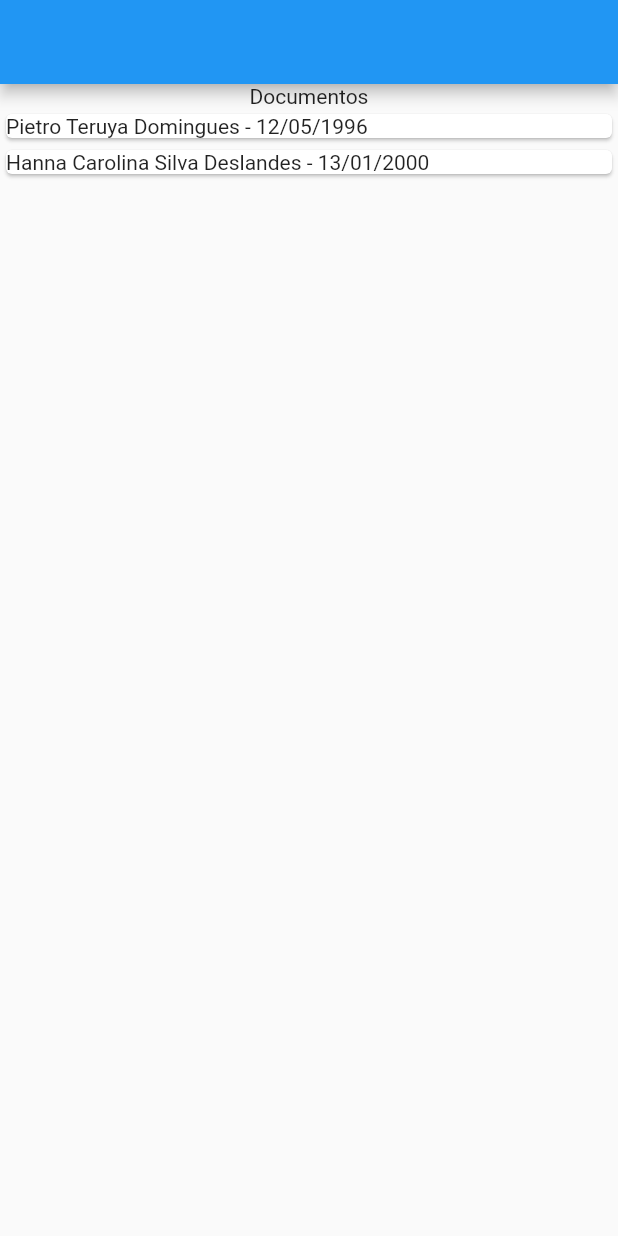
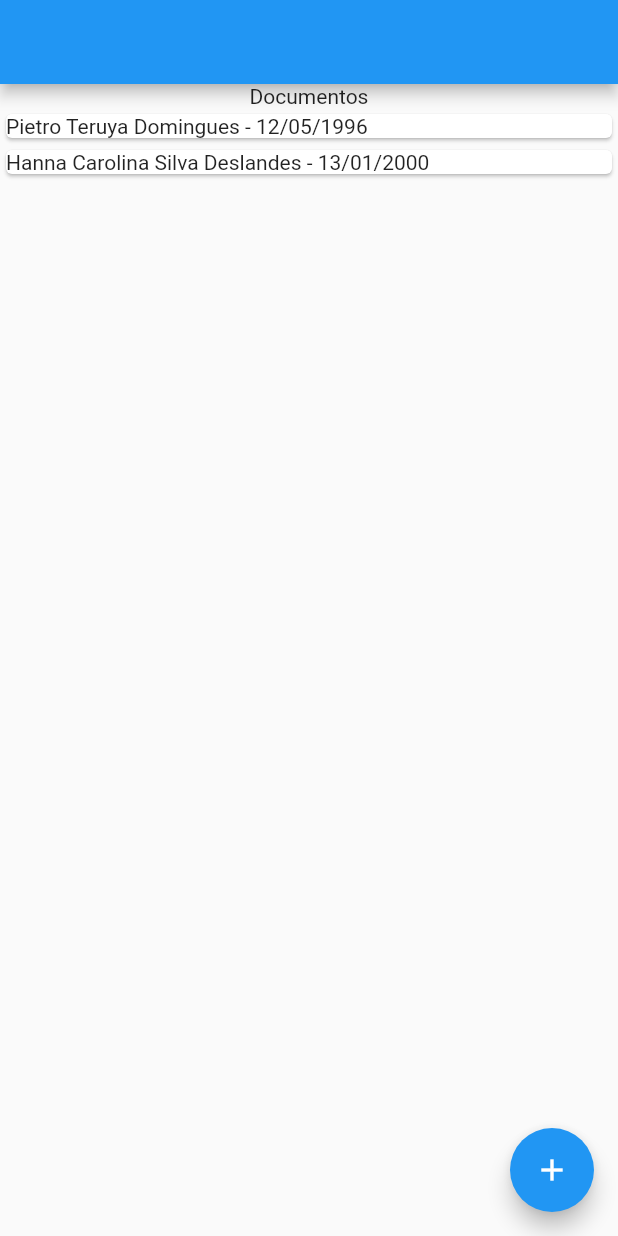
Before and after one commit to pietroid/astrodocs, a Flutter app: the screen it shows after launch, on a phone screen of 412 x 824 dp. Run offline on Flutter 3.47's test engine with Material 2 defaults, Android fonts, the light colour scheme and no system bars; our stand-ins replace bloc, diacritic, flutter_bloc.

Commit message:
creating a new document

```diff
--- a/lib/blocs/documents_event.dart
+++ b/lib/blocs/documents_event.dart
@@ -4,3 +4,13 @@ part of 'documents_bloc.dart';
 abstract class DocumentsEvent {}
 
 class FetchDocuments extends DocumentsEvent {}
+
+class CreateDocument extends DocumentsEvent {
+  final String personName;
+  final String birthday;
+
+  CreateDocument({
+    required this.personName,
+    required this.birthday,
+  });
+}
--- a/lib/blocs/documents_state.dart
+++ b/lib/blocs/documents_state.dart
@@ -15,8 +15,12 @@ class DocumentsInitial extends DocumentsState {
   DocumentsInitial() : super(documents: [], positions: []);
 }
 
+class DocumentsInitialLoading extends DocumentsState {
+  DocumentsInitialLoading() : super(documents: [], positions: []);
+}
+
 class DocumentsLoading extends DocumentsState {
-  DocumentsLoading() : super(documents: [], positions: []);
+  const DocumentsLoading({required super.documents, required super.positions});
 }
 
 class DocumentsSuccess extends DocumentsState {
--- a/lib/screens/documents/document_success_screen.dart
+++ b/lib/screens/documents/document_success_screen.dart
@@ -17,8 +17,11 @@ class _DocumentsSuccessScreenState extends State<DocumentsSuccessScreen> {
   Widget build(BuildContext context) {
     final documentsBloc = context.read<DocumentsBloc>();
     final documents = documentsBloc.state.documents;
+    final isLoading = context.select((DocumentsBloc documentsBloc) =>
+        documentsBloc.state is DocumentsLoading);
 
-    return Column(
+    return Stack(children: [
+      Column(
         children: [
           const Text('Documentos'),
           Expanded(
@@ -46,6 +49,8 @@ class _DocumentsSuccessScreenState extends State<DocumentsSuccessScreen> {
             ),
           ),
         ],
-    );
+      ),
+      if (isLoading) const Center(child: CircularProgressIndicator()),
+    ]);
   }
 }
--- a/lib/screens/documents/documents_screen.dart
+++ b/lib/screens/documents/documents_screen.dart
@@ -1,5 +1,6 @@
 import 'package:astrodocs/blocs/documents_bloc.dart';
 import 'package:astrodocs/data/repositories/document_repository.dart';
+import 'package:astrodocs/screens/create_document/create_document_screen.dart';
 import 'package:astrodocs/screens/documents/document_success_screen.dart';
 import 'package:flutter/material.dart';
 import 'package:flutter_bloc/flutter_bloc.dart';
@@ -41,16 +42,23 @@ class _DocumentsWidgetScreenState extends State<DocumentsWidgetScreen> {
       appBar: AppBar(),
       body: BlocBuilder<DocumentsBloc, DocumentsState>(
         builder: ((context, state) {
-        if (state is DocumentsLoading || state is DocumentsInitial) {
+          if (state is DocumentsInitialLoading || state is DocumentsInitial) {
             return const Center(
               child: CircularProgressIndicator(),
             );
           }
-        if (state is DocumentsSuccess) {
+          if (state is DocumentsSuccess || state is DocumentsLoading) {
             return const DocumentsSuccessScreen();
           }
           return Container();
-      })),
+        }),
+      ),
+      floatingActionButton: FloatingActionButton(
+        onPressed: () {
+          showCreateDocumentDialog(context);
+        },
+        child: const Icon(Icons.add),
+      ),
     );
   }
 }
```
Also changed, not shown: lib/blocs/documents_bloc.dart (+17 -1 lines), lib/data/repositories/document_repository.dart (+24 -1 lines), lib/screens/create_document/create_document_screen.dart (added, +53 -0 lines). Lines whose indentation alone changed are shown as unchanged.
